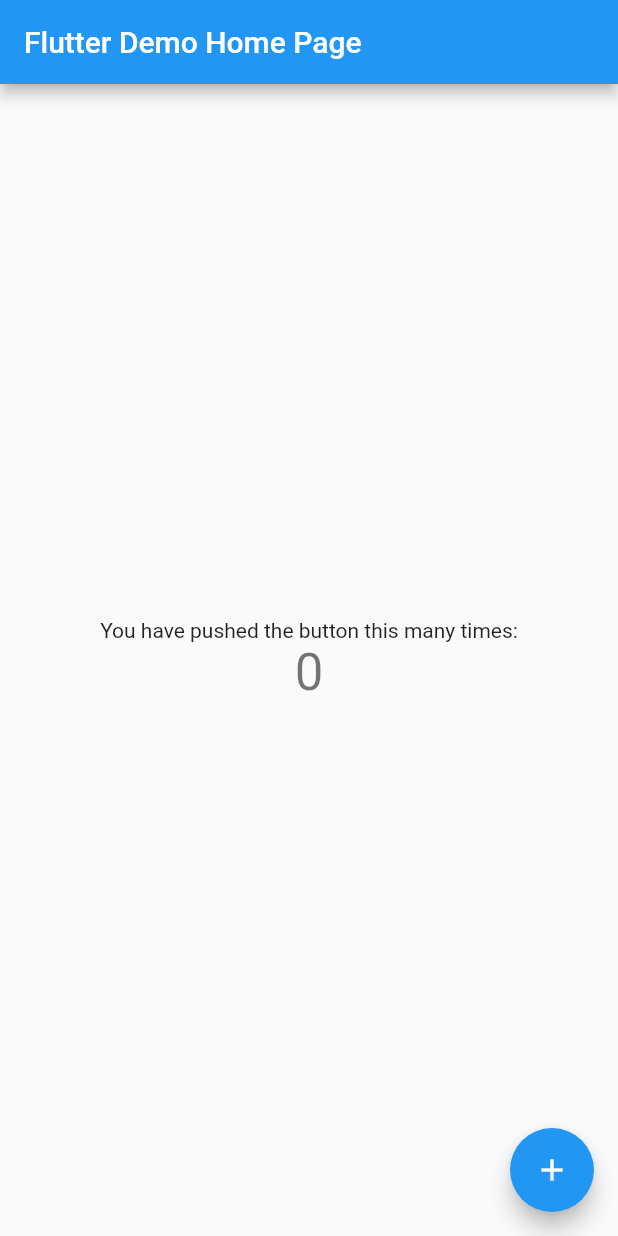
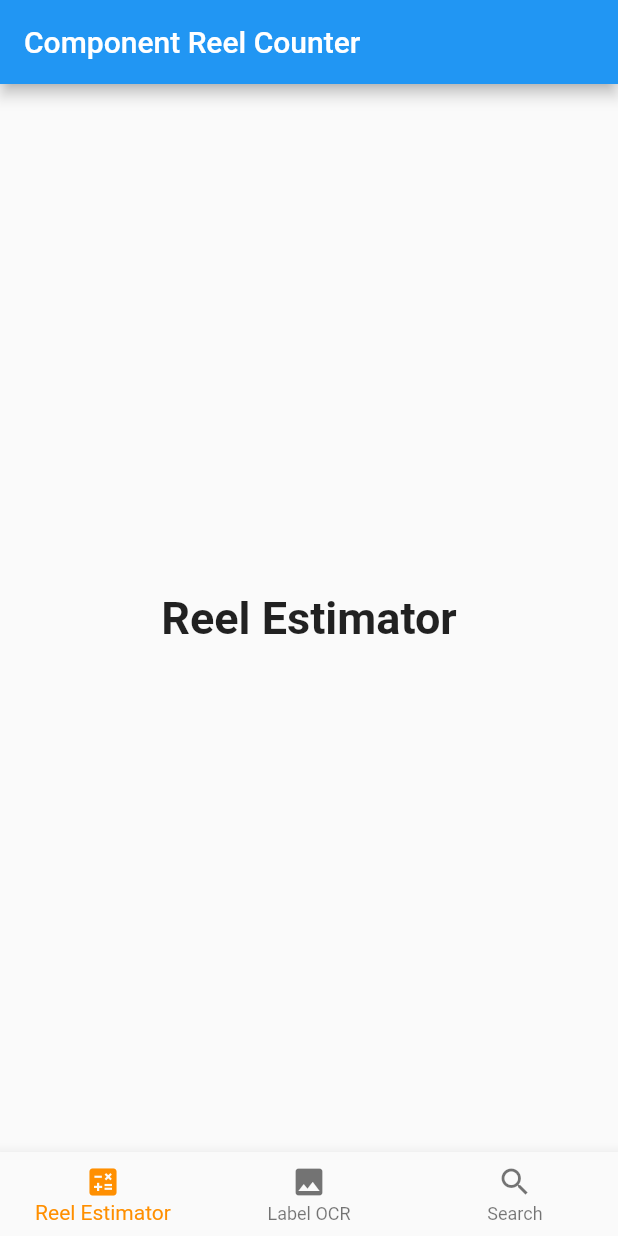
Before and after one commit to Seibell/Component-Reel-Counter, a Flutter app: the screen it shows after launch, on a phone screen of 412 x 824 dp. Run offline on Flutter 3.47's test engine with Material 2 defaults, Android fonts, the light colour scheme and no system bars; our stand-ins replace image_picker; missing offline and left inert: google_ml_kit.

Commit message:
integrated google ml kit OCR for label reading - about 95% accuracy by eyeballing

```diff
--- a/lib/main.dart
+++ b/lib/main.dart
@@ -1,115 +1,78 @@
 import 'package:flutter/material.dart';
+import 'LabelOCR/LabelOCR.dart';
 
-void main() {
-  runApp(const MyApp());
-}
+void main() => runApp(MyApp());
 
 class MyApp extends StatelessWidget {
-  const MyApp({super.key});
+  MyApp({Key? key}) : super(key: key);
 
-  // This widget is the root of your application.
+  static const String _title = 'Flutter Code Sample';
+
   @override
   Widget build(BuildContext context) {
     return MaterialApp(
-      title: 'Flutter Demo',
-      theme: ThemeData(
-        // This is the theme of your application.
-        //
-        // Try running your application with "flutter run". You'll see the
-        // application has a blue toolbar. Then, without quitting the app, try
-        // changing the primarySwatch below to Colors.green and then invoke
-        // "hot reload" (press "r" in the console where you ran "flutter run",
-        // or simply save your changes to "hot reload" in a Flutter IDE).
-        // Notice that the counter didn't reset back to zero; the application
-        // is not restarted.
-        primarySwatch: Colors.blue,
-      ),
-      home: const MyHomePage(title: 'Flutter Demo Home Page'),
+      title: _title,
+      home: MyStatefulWidget(),
     );
   }
 }
 
-class MyHomePage extends StatefulWidget {
-  const MyHomePage({super.key, required this.title});
-
-  // This widget is the home page of your application. It is stateful, meaning
-  // that it has a State object (defined below) that contains fields that affect
-  // how it looks.
-
-  // This class is the configuration for the state. It holds the values (in this
-  // case the title) provided by the parent (in this case the App widget) and
-  // used by the build method of the State. Fields in a Widget subclass are
-  // always marked "final".
-
-  final String title;
+class MyStatefulWidget extends StatefulWidget {
+  MyStatefulWidget({Key? key}) : super(key: key);
 
   @override
-  State<MyHomePage> createState() => _MyHomePageState();
+  State<MyStatefulWidget> createState() => _MyStatefulWidgetState();
 }
 
-class _MyHomePageState extends State<MyHomePage> {
-  int _counter = 0;
+class _MyStatefulWidgetState extends State<MyStatefulWidget> {
+  int _selectedIndex = 0;
 
-  void _incrementCounter() {
+  static List<Widget> _widgetOptions = <Widget>[
+    Text(
+      'Reel Estimator',
+      style: TextStyle(fontSize: 30, fontWeight: FontWeight.bold),
+    ),
+    LabelOCR(),
+    Text(
+      'Search',
+      style: TextStyle(fontSize: 30, fontWeight: FontWeight.bold),
+    ),
+  ];
+
+  void _onItemTapped(int index) {
     setState(() {
-      // This call to setState tells the Flutter framework that something has
-      // changed in this State, which causes it to rerun the build method below
-      // so that the display can reflect the updated values. If we changed
-      // _counter without calling setState(), then the build method would not be
-      // called again, and so nothing would appear to happen.
-      _counter++;
+      _selectedIndex = index;
     });
   }
 
   @override
   Widget build(BuildContext context) {
-    // This method is rerun every time setState is called, for instance as done
-    // by the _incrementCounter method above.
-    //
-    // The Flutter framework has been optimized to make rerunning build methods
-    // fast, so that you can just rebuild anything that needs updating rather
-    // than having to individually change instances of widgets.
     return Scaffold(
       appBar: AppBar(
-        // Here we take the value from the MyHomePage object that was created by
-        // the App.build method, and use it to set our appbar title.
-        title: Text(widget.title),
+        title: Text('Component Reel Counter'),
       ),
       body: Center(
-        // Center is a layout widget. It takes a single child and positions it
-        // in the middle of the parent.
-        child: Column(
-          // Column is also a layout widget. It takes a list of children and
-          // arranges them vertically. By default, it sizes itself to fit its
-          // children horizontally, and tries to be as tall as its parent.
-          //
-          // Invoke "debug painting" (press "p" in the console, choose the
-          // "Toggle Debug Paint" action from the Flutter Inspector in Android
-          // Studio, or the "Toggle Debug Paint" command in Visual Studio Code)
-          // to see the wireframe for each widget.
-          //
-          // Column has various properties to control how it sizes itself and
-          // how it positions its children. Here we use mainAxisAlignment to
-          // center the children vertically; the main axis here is the vertical
-          // axis because Columns are vertical (the cross axis would be
-          // horizontal).
-          mainAxisAlignment: MainAxisAlignment.center,
-          children: <Widget>[
-            const Text(
-              'You have pushed the button this many times:',
-            ),
-            Text(
-              '$_counter',
-              style: Theme.of(context).textTheme.headlineMedium,
-            ),
-          ],
-        ),
+        child: _widgetOptions.elementAt(_selectedIndex),
       ),
-      floatingActionButton: FloatingActionButton(
-        onPressed: _incrementCounter,
-        tooltip: 'Increment',
-        child: const Icon(Icons.add),
-      ), // This trailing comma makes auto-formatting nicer for build methods.
+      bottomNavigationBar: BottomNavigationBar(
+        items: <BottomNavigationBarItem>[
+          BottomNavigationBarItem(
+            icon: Icon(Icons.calculate),
+            label: 'Reel Estimator',
+          ),
+          BottomNavigationBarItem(
+            icon: Icon(Icons.image),
+            label: 'Label OCR',
+          ),
+          BottomNavigationBarItem(
+            icon: Icon(Icons.search),
+            label: 'Search',
+          ),
+        ],
+        currentIndex: _selectedIndex,
+        selectedItemColor: Colors.amber[800],
+        onTap: _onItemTapped,
+      ),
     );
   }
 }
--- a/pubspec.yaml
+++ b/pubspec.yaml
@@ -35,6 +35,9 @@
   # The following adds the Cupertino Icons font to your application.
   # Use with the CupertinoIcons class for iOS style icons.
   cupertino_icons: ^1.0.2
+  google_mlkit_text_recognition: ^0.6.0
+  image_picker: ^0.8.7+4
+  google_ml_kit: ^0.14.0
 
 dev_dependencies:
   flutter_test:
```
Also changed, not shown: lib/LabelOCR/LabelOCR.dart (added, +69 -0 lines), pubspec.lock, 2 other files.
